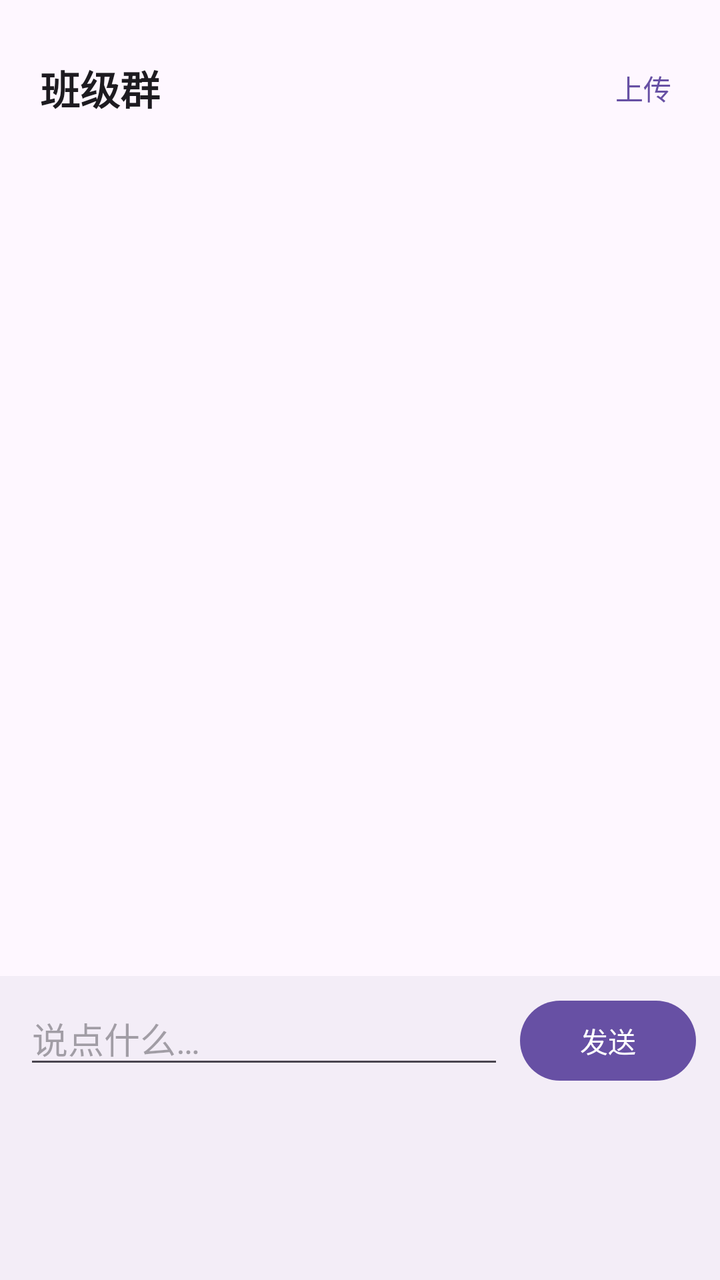
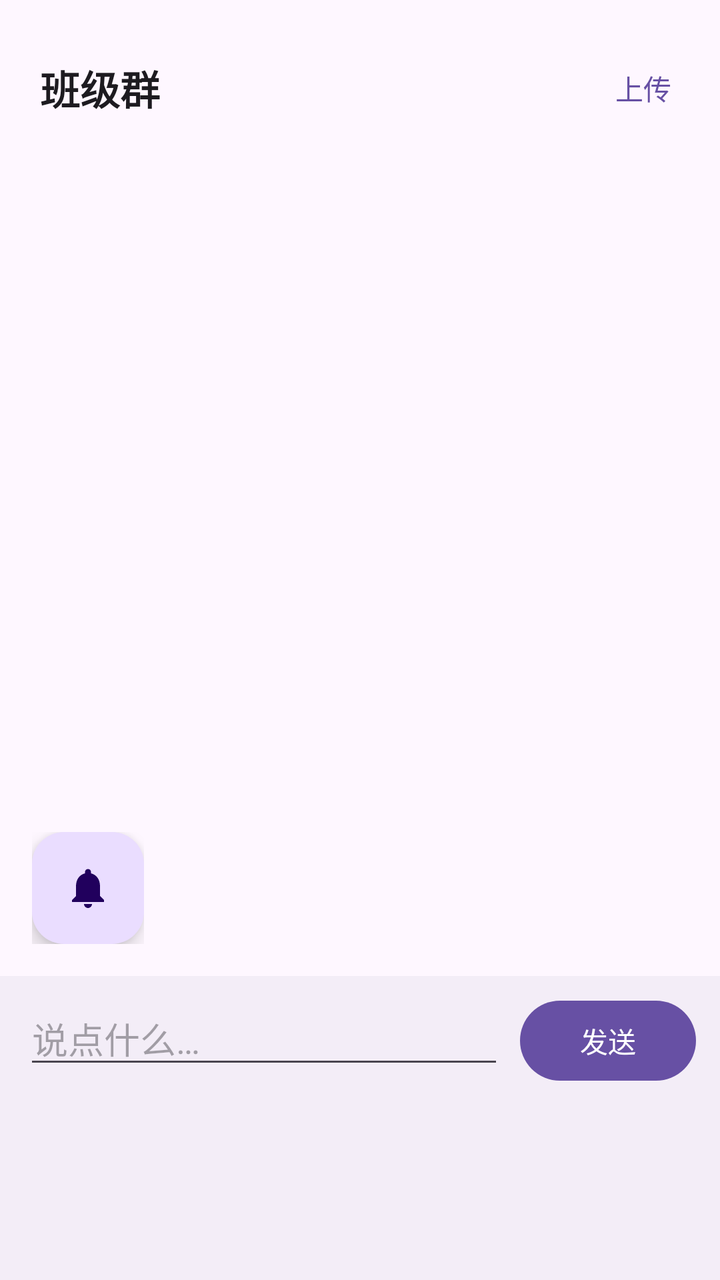

Two renders of the same Android screen: before a commit and after it. Below are the layout's source before the change and the commit's diff.
<!-- AndroidManifest.xml: application theme Theme.Keyou -->
<!-- res/layout/page_chat.xml -->
<?xml version="1.0" encoding="utf-8"?>
<LinearLayout xmlns:android="http://schemas.android.com/apk/res/android"
    android:layout_width="match_parent"
    android:layout_height="match_parent"
    android:orientation="vertical">

    
    <LinearLayout
        android:layout_width="match_parent"
        android:layout_height="wrap_content"
        android:gravity="center_vertical"
        android:orientation="horizontal"
        android:paddingStart="20dp"
        android:paddingTop="20dp"
        android:paddingEnd="12dp"
        android:paddingBottom="8dp">

        <TextView
            android:layout_width="0dp"
            android:layout_height="wrap_content"
            android:layout_weight="1"
            android:text="@string/chat_title"
            android:textColor="?attr/colorOnSurface"
            android:textSize="20sp"
            android:textStyle="bold" />

        <Button
            android:id="@+id/btn_upload"
            style="@style/Widget.Material3.Button.TextButton"
            android:layout_width="wrap_content"
            android:layout_height="wrap_content"
            android:minWidth="0dp"
            android:text="@string/chat_upload" />

    </LinearLayout>

    <androidx.recyclerview.widget.RecyclerView
        android:id="@+id/rv_messages"
        android:layout_width="match_parent"
        android:layout_height="0dp"
        android:layout_weight="1"
        android:clipToPadding="false"
        android:padding="16dp" />

    
    <LinearLayout
        android:layout_width="match_parent"
        android:layout_height="wrap_content"
        android:orientation="horizontal"
        android:paddingHorizontal="12dp"
        android:paddingTop="8dp"
        android:paddingBottom="96dp"
        android:background="?attr/colorSurfaceContainer">

        <EditText
            android:id="@+id/et_message"
            android:layout_width="0dp"
            android:layout_height="wrap_content"
            android:layout_weight="1"
            android:hint="@string/chat_input_hint"
            android:imeOptions="actionSend"
            android:inputType="text"
            android:maxLines="1"
            android:layout_marginEnd="8dp" />

        <Button
            android:id="@+id/btn_send"
            android:layout_width="wrap_content"
            android:layout_height="wrap_content"
            android:text="@string/chat_send" />
    </LinearLayout>

</LinearLayout>
<!-- resources referenced by this layout -->
<resources>
  <string name="chat_input_hint">说点什么…</string>
  <string name="chat_send">发送</string>
  <string name="chat_title">班级群</string>
  <string name="chat_upload">上传</string>
  <style name="Theme.Keyou" parent="Theme.Material3.DayNight.NoActionBar" />
</resources>

<!-- the commit's change to res/layout/page_chat.xml (unified diff, before → after) -->
@@ -1,5 +1,6 @@
 <?xml version="1.0" encoding="utf-8"?>
 <LinearLayout xmlns:android="http://schemas.android.com/apk/res/android"
+    xmlns:app="http://schemas.android.com/apk/res-auto"
     android:layout_width="match_parent"
     android:layout_height="match_parent"
     android:orientation="vertical">
@@ -34,13 +35,49 @@
 
     </LinearLayout>
 
-    <androidx.recyclerview.widget.RecyclerView
-        android:id="@+id/rv_messages"
+    
+    <FrameLayout
         android:layout_width="match_parent"
         android:layout_height="0dp"
-        android:layout_weight="1"
-        android:clipToPadding="false"
-        android:padding="16dp" />
+        android:layout_weight="1">
+
+        <androidx.recyclerview.widget.RecyclerView
+            android:id="@+id/rv_messages"
+            android:layout_width="match_parent"
+            android:layout_height="match_parent"
+            android:clipToPadding="false"
+            android:paddingStart="16dp"
+            android:paddingTop="16dp"
+            android:paddingEnd="16dp"
+            android:paddingBottom="88dp" />
+
+        <FrameLayout
+            android:layout_width="wrap_content"
+            android:layout_height="wrap_content"
+            android:layout_gravity="start|bottom"
+            android:layout_marginStart="16dp"
+            android:layout_marginBottom="16dp">
+
+            <com.google.android.material.floatingactionbutton.FloatingActionButton
+                android:id="@+id/fab_notice"
+                android:layout_width="wrap_content"
+                android:layout_height="wrap_content"
+                android:contentDescription="@string/notice_fab_desc"
+                android:src="@drawable/ic_notice"
+                app:backgroundTint="?attr/colorPrimaryContainer"
+                app:tint="?attr/colorOnPrimaryContainer" />
+
+            <View
+                android:id="@+id/dot_notice"
+                android:layout_width="12dp"
+                android:layout_height="12dp"
+                android:layout_gravity="top|end"
+                android:layout_marginTop="6dp"
+                android:layout_marginEnd="4dp"
+                android:background="@drawable/bg_dot_red"
+                android:visibility="gone" />
+        </FrameLayout>
+    </FrameLayout>
 
     
     <LinearLayout
<!-- resource entries referenced after the edit -->
@@ -1,9 +1,29 @@
 <!-- resources referenced by this layout -->
 <resources>
+  <!-- drawable bg_dot_red (drawable) -->
+  <?xml version="1.0" encoding="utf-8"?>
+  <shape xmlns:android="http://schemas.android.com/apk/res/android"
+      android:shape="oval">
+      <solid android:color="#D32F2F" />
+      <stroke
+          android:width="1dp"
+          android:color="@android:color/white" />
+  </shape>
+  <!-- drawable ic_notice (drawable) -->
+  <vector xmlns:android="http://schemas.android.com/apk/res/android"
+      android:width="24dp"
+      android:height="24dp"
+      android:viewportWidth="24"
+      android:viewportHeight="24">
+      <path
+          android:fillColor="#FFFFFFFF"
+          android:pathData="M12,22c1.1,0 2,-0.9 2,-2h-4c0,1.1 0.9,2 2,2zM18,16v-5c0,-3.07 -1.63,-5.64 -4.5,-6.32L13.5,4c0,-0.83 -0.67,-1.5 -1.5,-1.5s-1.5,0.67 -1.5,1.5v0.68C7.64,5.36 6,7.92 6,11v5l-2,2v1h16v-1l-2,-2z" />
+  </vector>
   <string name="chat_input_hint">说点什么…</string>
   <string name="chat_send">发送</string>
   <string name="chat_title">班级群</string>
   <string name="chat_upload">上传</string>
+  <string name="notice_fab_desc">班级公告</string>
   <style name="Theme.Keyou" parent="Theme.Material3.DayNight.NoActionBar" />
 </resources>
 
